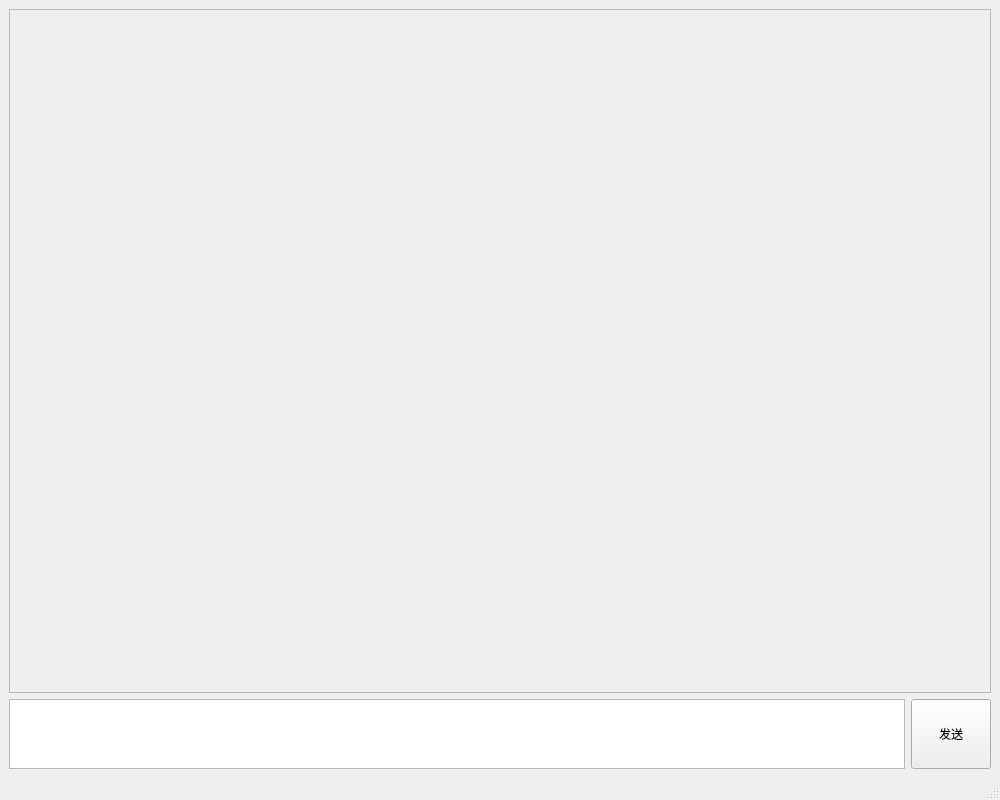
Before: the Qt Designer form deepseekchat.ui in daxmate/deepseekchat, drawn with Qt 5.
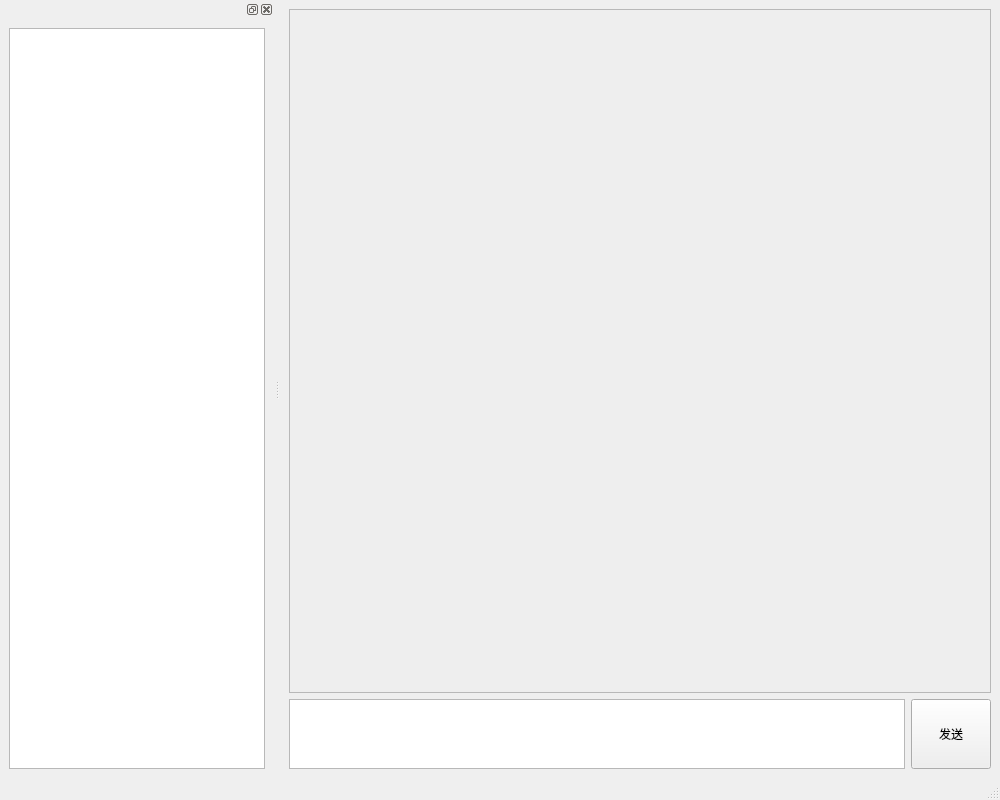
After: the same form once the commit is applied. Custom widgets are drawn as their Qt base class.

Commit message:
feat(ui): 添加历史记录侧边栏和HistoryListView组件
在main window左侧添加dock widget用于显示历史记录，导入HistoryListView自定义组件并调整菜单栏高度。

Diff of the .ui file:
```diff
--- a/deepseekchat.ui
+++ b/deepseekchat.ui
@@ -72,7 +72,26 @@
    </property>
   </widget>
   <widget class="QStatusBar" name="statusbar"/>
+  <widget class="QDockWidget" name="dockWidget_2">
+   <attribute name="dockWidgetArea">
+    <number>1</number>
+   </attribute>
+   <widget class="QWidget" name="dockWidgetContents_2">
+    <layout class="QVBoxLayout" name="verticalLayout_2">
+     <item>
+      <widget class="HistoryListView" name="listView"/>
+     </item>
+    </layout>
+   </widget>
+  </widget>
  </widget>
+ <customwidgets>
+  <customwidget>
+   <class>HistoryListView</class>
+   <extends>QListView</extends>
+   <header>historylistview.h</header>
+  </customwidget>
+ </customwidgets>
  <resources/>
  <connections/>
 </ui>
```
Left out of the diff: 2 changed lines with no effect on the pictures. The commit also changes 1 other file.
